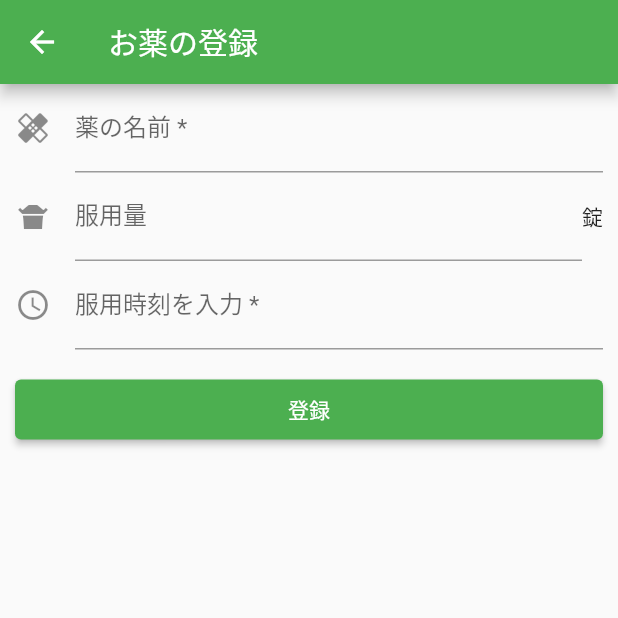
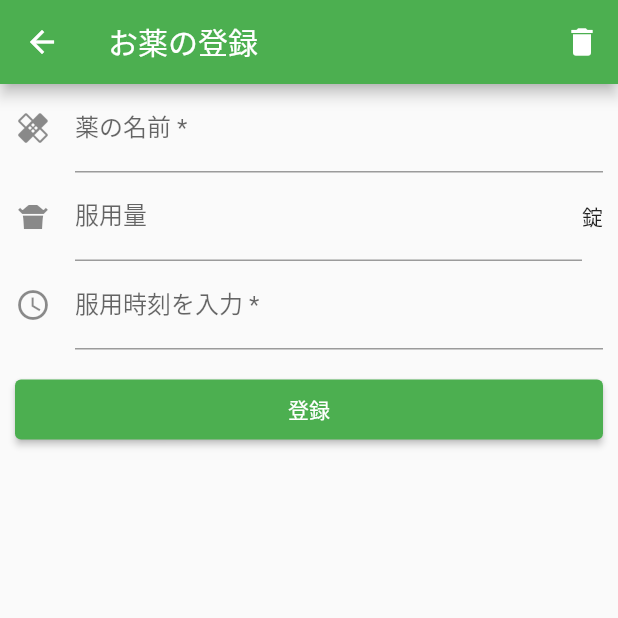
Before and after one commit to yasunaga-shuto/mediary, a Flutter app: the screen it shows after launch, item 2 of the bottom bar chosen, after a tap on the "add" icon, on a phone screen of 412 x 824 dp, the top half of it. Run offline on Flutter 3.47's test engine with Material 2 defaults, Android fonts, the light colour scheme and no system bars; our stand-ins replace sqflite; accounts and stored records are empty.

Commit message:
transfer delete icon

```diff
--- a/lib/home.dart
+++ b/lib/home.dart
@@ -87,7 +87,7 @@ class _HomeState extends State<Home> {
               backgroundColor: Colors.green,
             )
           : null,
-      floatingActionButtonLocation: FloatingActionButtonLocation.centerDocked,
+      floatingActionButtonLocation: FloatingActionButtonLocation.endFloat,
     );
   }
 }
--- a/lib/medicine_form.dart
+++ b/lib/medicine_form.dart
@@ -45,7 +45,15 @@ class _MedicineFormState extends State<MedicineForm> {
   @override
   Widget build(BuildContext context) {
     return Scaffold(
-      appBar: AppBar(title: _getFormTitle()),
+      appBar: AppBar(
+        title: _getFormTitle(),
+        actions: [
+          IconButton(
+            icon: const Icon(Icons.delete),
+            onPressed: () {},
+          ),
+        ],
+      ),
       body: Container(
         padding: const EdgeInsets.symmetric(horizontal: 10.0),
         child: Column(
--- a/lib/medicine_list.dart
+++ b/lib/medicine_list.dart
@@ -49,10 +49,6 @@ class MedicineListState extends State<MedicineList> {
           subtitle: Text(
             "${_medicine.takenAt.format(context)} - ${_medicine.quantity}錠",
           ),
-          trailing: IconButton(
-            icon: const Icon(Icons.delete),
-            onPressed: () {},
-          ),
           onTap: () {
             Navigator.of(context).push(MaterialPageRoute(builder: (context) {
               return MedicineForm(
```
